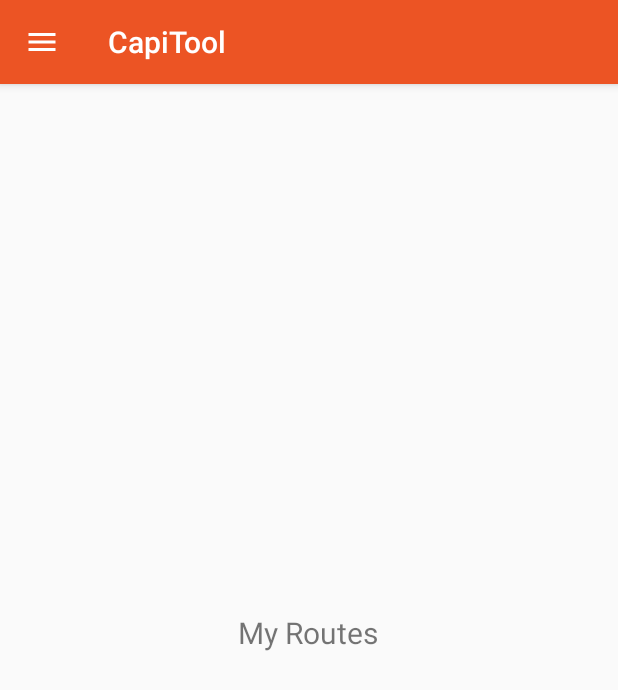
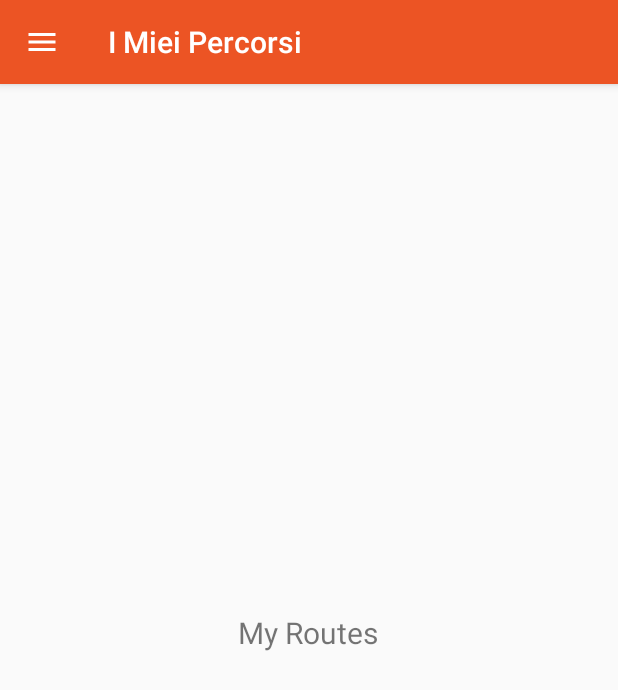
Before and after one commit to Kxos/Progetto_Mobile_PIU, an Android app: the HomePage screen opened directly, with no data from a screen before it, on a phone screen of 412 x 824 dp. Shown: the top 690 px of the screen. Run offline under Robolectric (Android 15) with nearby library versions, the phone set to English and light mode, and no system bars; our stand-ins replace navigation-ui.

Commit message:
Aggiunta documentazione e Refactoring di HomePage

```diff
--- a/CapiTool/app/src/main/java/com/uniba/capitool/HomePage.java
+++ b/CapiTool/app/src/main/java/com/uniba/capitool/HomePage.java
@@ -1,5 +1,7 @@
 package com.uniba.capitool;
 
+import androidx.annotation.NonNull;
+import androidx.annotation.Nullable;
 import androidx.appcompat.app.AppCompatActivity;
 import androidx.appcompat.widget.Toolbar;
 import androidx.core.view.GravityCompat;
@@ -8,6 +10,7 @@ import androidx.fragment.app.Fragment;
 import androidx.fragment.app.FragmentManager;
 import androidx.fragment.app.FragmentTransaction;
 import androidx.navigation.NavController;
+import androidx.navigation.NavDestination;
 import androidx.navigation.Navigation;
 import androidx.navigation.ui.NavigationUI;
 
@@ -16,6 +19,7 @@ import android.content.res.ColorStateList;
 import android.os.Bundle;
 import android.util.Log;
 import android.view.View;
+import android.widget.TextView;
 
 import com.google.android.material.navigation.NavigationView;
 
@@ -32,22 +36,9 @@ public class HomePage extends AppCompatActivity {
         //String value = intent.getStringExtra("User_ID");
         //Log.d("Risultato",value);
 
-        drawerLayout = findViewById(R.id.drawerLayout);
+        Toolbar toolbar = startToolbarDrawerLayout();
+        NavController navController = setNavLateralMenu(toolbar);
 
-        Toolbar toolbar = findViewById(R.id.toolbar);
-        toolbar.setTitle("CapiTool");
-        setSupportActionBar(toolbar);
-        getSupportActionBar().setDisplayHomeAsUpEnabled(true);
-        toolbar.setNavigationIcon(R.drawable.ic_baseline_menu_24);
-
-        toolbar.setNavigationOnClickListener(new View.OnClickListener() {
-            @Override
-            public void onClick(View v) {
-                drawerLayout.openDrawer(GravityCompat.START);
-            }
-        });
-
-        setNavLateralMenu(toolbar);
 
     }
 
@@ -61,14 +52,51 @@ public class HomePage extends AppCompatActivity {
 
     /***
      *
+     * @return toolbar: la toolbar configurata
      */
-    public void setNavLateralMenu(Toolbar toolbar) {
+    public Toolbar startToolbarDrawerLayout() {
+
+        drawerLayout = findViewById(R.id.drawerLayout);
+
+        Toolbar toolbar = findViewById(R.id.toolbar);
+        toolbar.setTitle("CapiTool");
+        setSupportActionBar(toolbar);
+        getSupportActionBar().setDisplayHomeAsUpEnabled(true);
+        toolbar.setNavigationIcon(R.drawable.ic_baseline_menu_24);
+
+        // Al click dell'Hamburgher, apre il Menù laterale
+        toolbar.setNavigationOnClickListener(new View.OnClickListener() {
+            @Override
+            public void onClick(View v) {
+                drawerLayout.openDrawer(GravityCompat.START);
+            }
+        });
+
+        return toolbar;
+    }
+
+    /***
+     *
+     * @param toolbar: La toolbar predefinita
+     * @return navController: Impostato dell navigationView configurato
+     */
+    public NavController setNavLateralMenu(Toolbar toolbar) {
         NavigationView navigationView = findViewById(R.id.Home_Nav_Menu);
         navigationView.setItemIconTintList(toolbar.getBackgroundTintList());
         navigationView.setItemTextColor(null);
 
         NavController navController = Navigation.findNavController(this, R.id.navHostFragment);
         NavigationUI.setupWithNavController(navigationView, navController);
+
+        // In base al nome del Fragment, cambia il Titolo sulla Toolbar
+        navController.addOnDestinationChangedListener(new NavController.OnDestinationChangedListener() {
+            @Override
+            public void onDestinationChanged(@NonNull NavController controller, @NonNull NavDestination destination, @Nullable Bundle arguments) {
+                toolbar.setTitle(destination.getLabel());
+            }
+        });
+
+        return navController;
     }
 
 }
```
Also changed, not shown: CapiTool/app/src/main/res/layout/activity_login.xml (+5 -4 lines).
